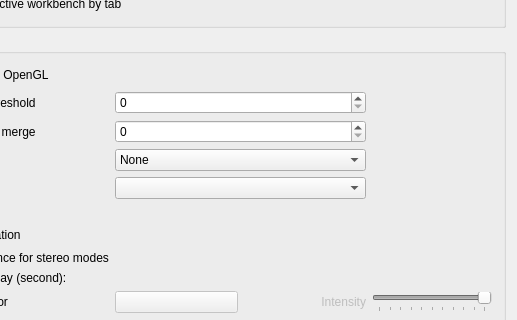
Before: the Qt Designer form src/Gui/PreferencePages/DlgSettings3DView.ui in realthunder/FreeCAD, drawn with Qt 5; both pictures show x 114 to 631 and y 129 to 449 of the 631 by 763 pixel window.
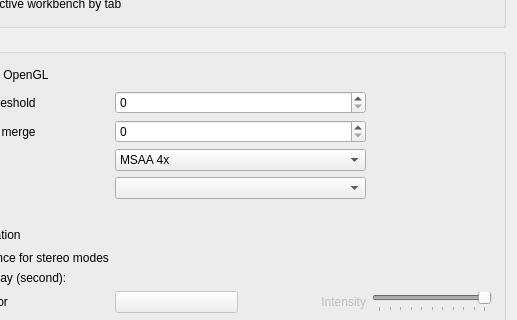
After: the same form once the commit is applied. Custom widgets are drawn as their Qt base class.

Commit message: Gui: default to 4x multisampling

Patch:
```diff
--- a/src/Gui/PreferencePages/DlgSettings3DView.ui
+++ b/src/Gui/PreferencePages/DlgSettings3DView.ui
@@ -254,6 +254,9 @@
         </item>
         <item row="4" column="1" colspan="2">
          <widget class="Gui::PrefComboBox" name="comboAliasing">
+          <property name="currentIndex">
+           <number>3</number>
+          </property>
           <property name="minimumSize">
            <size>
             <width>120</width>
```
The commit also changes 1 other file.
